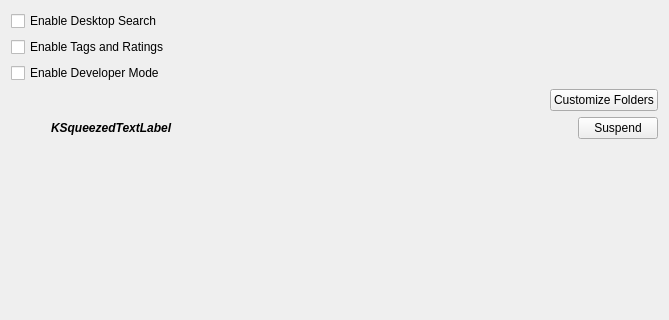
KDE/baloo, file src/file/kcm/configwidget.ui: the form before one commit; both pictures show x 0 to 669 and y 0 to 320 of the 669 by 671 pixel window.
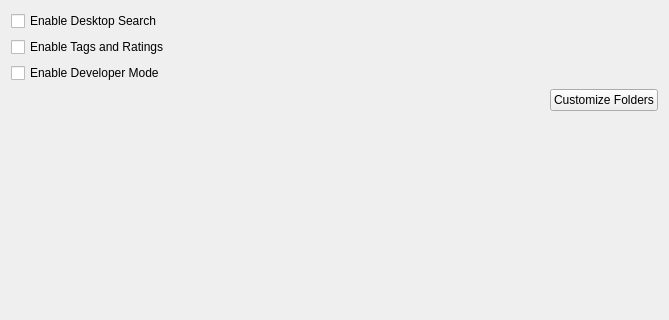
The form after the commit. Custom widgets are drawn as their Qt base class.

Commit message:
KCM: Remove the FileIndexer status string and suspend/resume button
The file indexer can just hum quietly in the background, the user does
not need to know what it is doing and they surely should not need to
schedule it manually.

This suspend/resume button is a remanant of the Nepomuk days when file
indexing was very slow.

Patch:
```diff
--- a/src/file/kcm/configwidget.ui
+++ b/src/file/kcm/configwidget.ui
@@ -57,56 +57,6 @@
      </item>
     </layout>
    </item>
-   <item>
-    <layout class="QHBoxLayout" name="horizontalLayout">
-     <item>
-      <spacer name="horizontalSpacer">
-       <property name="orientation">
-        <enum>Qt::Horizontal</enum>
-       </property>
-       <property name="sizeType">
-        <enum>QSizePolicy::Fixed</enum>
-       </property>
-       <property name="sizeHint" stdset="0">
-        <size>
-         <width>40</width>
-         <height>1</height>
-        </size>
-       </property>
-      </spacer>
-     </item>
-     <item>
-      <widget class="KSqueezedTextLabel" name="m_labelFileIndexerStatus">
-       <property name="sizePolicy">
-        <sizepolicy hsizetype="Expanding" vsizetype="Fixed">
-         <horstretch>1</horstretch>
-         <verstretch>0</verstretch>
-        </sizepolicy>
-       </property>
-       <property name="font">
-        <font>
-         <weight>75</weight>
-         <italic>true</italic>
-         <bold>true</bold>
-        </font>
-       </property>
-       <property name="text">
-        <string notr="true">KSqueezedTextLabel</string>
-       </property>
-      </widget>
-     </item>
-     <item>
-      <widget class="QPushButton" name="m_fileIndexerSuspendResumeButtom">
-       <property name="text">
-        <string>Suspend</string>
-       </property>
-       <property name="clicked" stdset="0">
-        <bool>false</bool>
-       </property>
-      </widget>
-     </item>
-    </layout>
-   </item>
    <item>
     <spacer name="bottomSpacer">
      <property name="orientation">
@@ -122,13 +72,6 @@
    </item>
   </layout>
  </widget>
- <customwidgets>
-  <customwidget>
-   <class>KSqueezedTextLabel</class>
-   <extends>QLabel</extends>
-   <header>ksqueezedtextlabel.h</header>
-  </customwidget>
- </customwidgets>
  <resources/>
  <connections/>
 </ui>
```
The commit also changes 3 other files.
